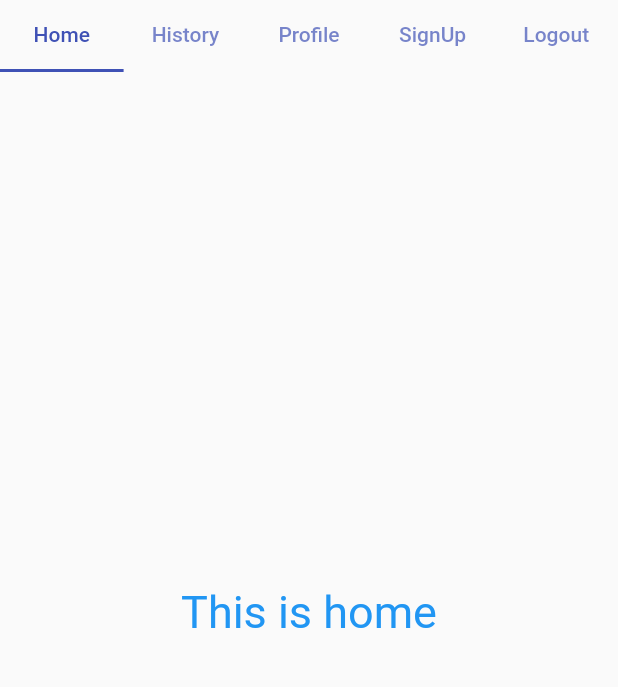
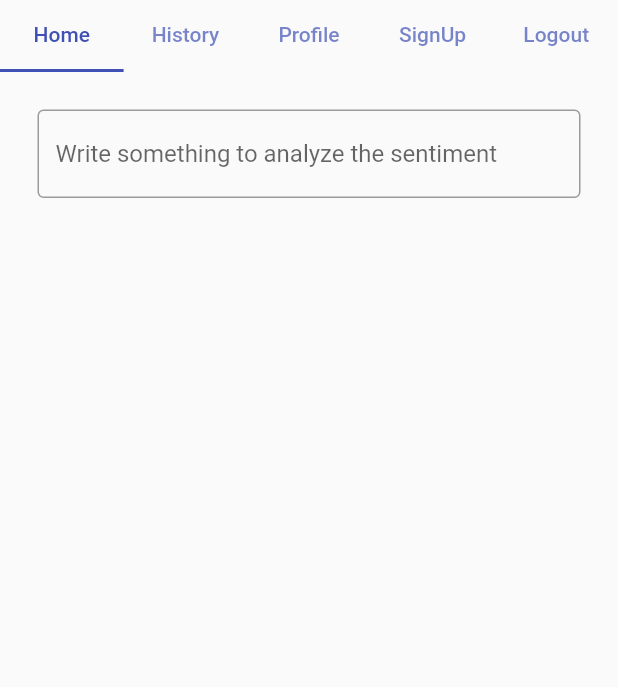
Before and after one commit to KhornSokheng/customer-feedback-analysis, a Flutter app: the screen it shows after launch, on a phone screen of 412 x 824 dp, the part 84-771 px from its top. Run offline on Flutter 3.47's test engine with Material 2 defaults, Android fonts, the phone set to English and light mode, and no system bars.

Commit message:
add textfield

```diff
--- a/lib/pages/home/home.dart
+++ b/lib/pages/home/home.dart
@@ -11,15 +11,20 @@ class _HomeState extends State<Home> {
   @override
   Widget build(BuildContext context) {
     return Container(
-      child: const Center(
-        child: Text(
-          "This is home",
-          style: TextStyle(
-            color: Colors.blue,
-            fontSize: 30
+      child: Padding(
+        padding: const EdgeInsets.all(25.0),
+        child: Column(
+          mainAxisAlignment: MainAxisAlignment.start,
 
-          ),
+          children: [
+            TextField(
 
+            decoration: InputDecoration(
+              hintText: "Write something to analyze the sentiment",
+              border: OutlineInputBorder()
+            ),
+          )
+        ]
         ),
       ),
     );
```
